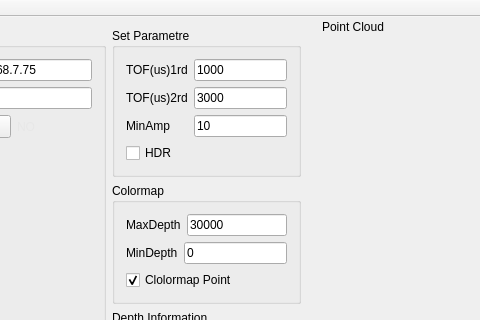
First picture: the form in SmartEye/SmartEye/smarteye.ui, repository SHU3DVision/SmartEye, before the edit; both pictures show x 94 to 574 and y 0 to 320 of the 912 by 741 pixel window.
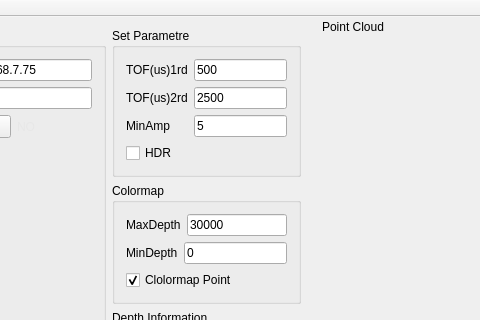
Second picture: the form after the edit. Icons and pictures are not drawn. Custom widgets are drawn as their Qt base class.

Commit message: 修改界面默认参数

```diff
--- a/SmartEye/SmartEye/smarteye.ui
+++ b/SmartEye/SmartEye/smarteye.ui
@@ -289,14 +289,14 @@
            <item row="0" column="2">
             <widget class="QLineEdit" name="IntegrationtimelineEdit">
              <property name="text">
-              <string>1000</string>
+              <string>500</string>
              </property>
             </widget>
            </item>
            <item row="2" column="2">
             <widget class="QLineEdit" name="setAmplineEdit">
              <property name="text">
-              <string>10</string>
+              <string>5</string>
              </property>
             </widget>
            </item>
@@ -317,7 +317,7 @@
            <item row="1" column="2">
             <widget class="QLineEdit" name="IntegrationtimeHDRlineEdit">
              <property name="text">
-              <string>3000</string>
+              <string>2500</string>
              </property>
             </widget>
            </item>
```
Left out of the diff: 6 changed lines with no effect on the pictures. The commit also changes 1 other file.
